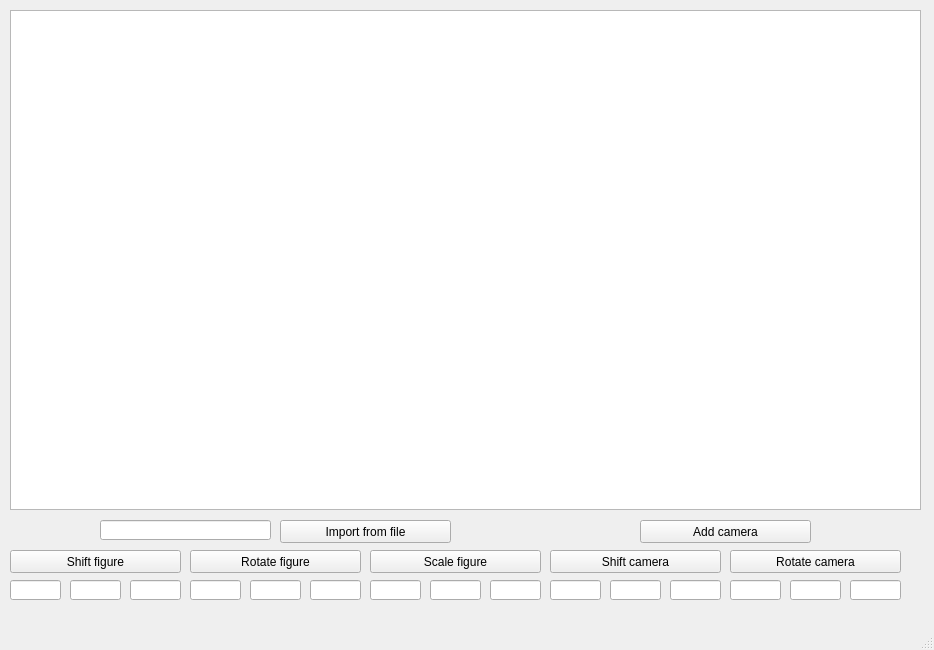
Old version of the form OOP/3/mainwindow.ui in the repository A-Alaxov/4_sem.
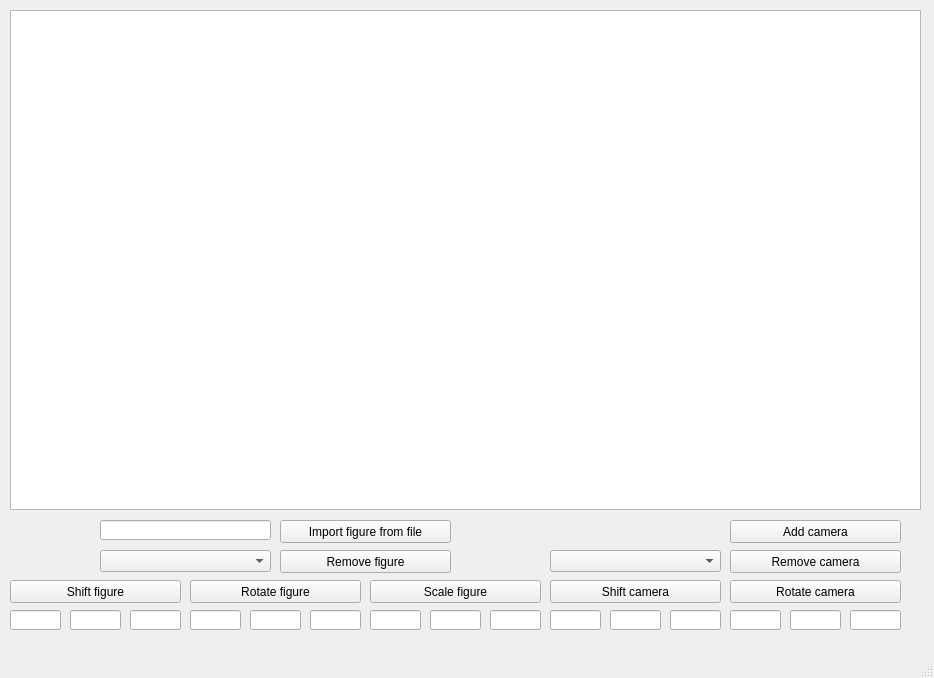
New version of the form.

What changed in the file:
```diff
--- a/OOP/3/mainwindow.ui
+++ b/OOP/3/mainwindow.ui
@@ -7,7 +7,7 @@
     <x>0</x>
     <y>0</y>
     <width>934</width>
-    <height>650</height>
+    <height>678</height>
    </rect>
   </property>
   <property name="windowTitle">
@@ -28,7 +28,7 @@
     <property name="geometry">
      <rect>
       <x>10</x>
-      <y>550</y>
+      <y>580</y>
       <width>171</width>
       <height>23</height>
      </rect>
@@ -41,7 +41,7 @@
     <property name="geometry">
      <rect>
       <x>10</x>
-      <y>580</y>
+      <y>610</y>
       <width>51</width>
       <height>20</height>
      </rect>
@@ -54,7 +54,7 @@
     <property name="geometry">
      <rect>
       <x>70</x>
-      <y>580</y>
+      <y>610</y>
       <width>51</width>
       <height>20</height>
      </rect>
@@ -64,7 +64,7 @@
     <property name="geometry">
      <rect>
       <x>130</x>
-      <y>580</y>
+      <y>610</y>
       <width>51</width>
       <height>20</height>
      </rect>
@@ -74,7 +74,7 @@
     <property name="geometry">
      <rect>
       <x>190</x>
-      <y>550</y>
+      <y>580</y>
       <width>171</width>
       <height>23</height>
      </rect>
@@ -87,7 +87,7 @@
     <property name="geometry">
      <rect>
       <x>250</x>
-      <y>580</y>
+      <y>610</y>
       <width>51</width>
       <height>20</height>
      </rect>
@@ -97,7 +97,7 @@
     <property name="geometry">
      <rect>
       <x>370</x>
-      <y>550</y>
+      <y>580</y>
       <width>171</width>
       <height>23</height>
      </rect>
@@ -110,7 +110,7 @@
     <property name="geometry">
      <rect>
       <x>430</x>
-      <y>580</y>
+      <y>610</y>
       <width>51</width>
       <height>20</height>
      </rect>
@@ -120,7 +120,7 @@
     <property name="geometry">
      <rect>
       <x>370</x>
-      <y>580</y>
+      <y>610</y>
       <width>51</width>
       <height>20</height>
      </rect>
@@ -133,7 +133,7 @@
     <property name="geometry">
      <rect>
       <x>490</x>
-      <y>580</y>
+      <y>610</y>
       <width>51</width>
       <height>20</height>
      </rect>
@@ -143,7 +143,7 @@
     <property name="geometry">
      <rect>
       <x>190</x>
-      <y>580</y>
+      <y>610</y>
       <width>51</width>
       <height>20</height>
      </rect>
@@ -156,7 +156,7 @@
     <property name="geometry">
      <rect>
       <x>310</x>
-      <y>580</y>
+      <y>610</y>
       <width>51</width>
       <height>20</height>
      </rect>
@@ -172,7 +172,7 @@
      </rect>
     </property>
     <property name="text">
-     <string>Import from file</string>
+     <string>Import figure from file</string>
     </property>
    </widget>
    <widget class="QLineEdit" name="file_name">
@@ -188,7 +188,7 @@
    <widget class="QPushButton" name="add_cam">
     <property name="geometry">
      <rect>
-      <x>640</x>
+      <x>730</x>
       <y>520</y>
       <width>171</width>
       <height>23</height>
@@ -202,7 +202,7 @@
     <property name="geometry">
      <rect>
       <x>730</x>
-      <y>580</y>
+      <y>610</y>
       <width>51</width>
       <height>20</height>
      </rect>
@@ -215,7 +215,7 @@
     <property name="geometry">
      <rect>
       <x>550</x>
-      <y>550</y>
+      <y>580</y>
       <width>171</width>
       <height>23</height>
      </rect>
@@ -228,7 +228,7 @@
     <property name="geometry">
      <rect>
       <x>850</x>
-      <y>580</y>
+      <y>610</y>
       <width>51</width>
       <height>20</height>
      </rect>
@@ -238,7 +238,7 @@
     <property name="geometry">
      <rect>
       <x>610</x>
-      <y>580</y>
+      <y>610</y>
       <width>51</width>
       <height>20</height>
      </rect>
@@ -248,7 +248,7 @@
     <property name="geometry">
      <rect>
       <x>790</x>
-      <y>580</y>
+      <y>610</y>
       <width>51</width>
       <height>20</height>
      </rect>
@@ -258,7 +258,7 @@
     <property name="geometry">
      <rect>
       <x>550</x>
-      <y>580</y>
+      <y>610</y>
       <width>51</width>
       <height>20</height>
      </rect>
@@ -271,7 +271,7 @@
     <property name="geometry">
      <rect>
       <x>670</x>
-      <y>580</y>
+      <y>610</y>
       <width>51</width>
       <height>20</height>
      </rect>
@@ -281,7 +281,7 @@
     <property name="geometry">
      <rect>
       <x>730</x>
-      <y>550</y>
+      <y>580</y>
       <width>171</width>
       <height>23</height>
      </rect>
@@ -290,6 +290,52 @@
      <string>Rotate camera</string>
     </property>
    </widget>
+   <widget class="QComboBox" name="model_select">
+    <property name="geometry">
+     <rect>
+      <x>100</x>
+      <y>550</y>
+      <width>171</width>
+      <height>22</height>
+     </rect>
+    </property>
+   </widget>
+   <widget class="QComboBox" name="camera_select">
+    <property name="geometry">
+     <rect>
+      <x>550</x>
+      <y>550</y>
+      <width>171</width>
+      <height>22</height>
+     </rect>
+    </property>
+   </widget>
+   <widget class="QPushButton" name="remove_cam">
+    <property name="geometry">
+     <rect>
+      <x>730</x>
+      <y>550</y>
+      <width>171</width>
+      <height>23</height>
+     </rect>
+    </property>
+    <property name="text">
+     <string>Remove camera</string>
+    </property>
+   </widget>
+   <widget class="QPushButton" name="remove_fig">
+    <property name="geometry">
+     <rect>
+      <x>280</x>
+      <y>550</y>
+      <width>171</width>
+      <height>23</height>
+     </rect>
+    </property>
+    <property name="text">
+     <string>Remove figure</string>
+    </property>
+   </widget>
   </widget>
   <widget class="QMenuBar" name="menubar">
    <property name="geometry">
```
